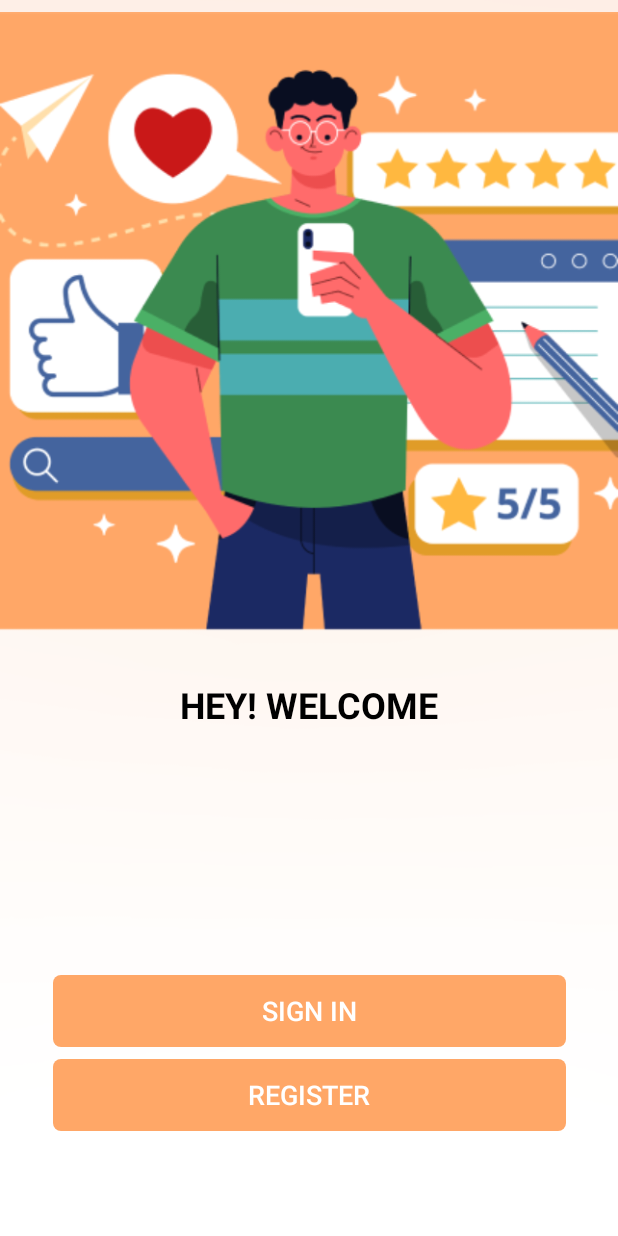
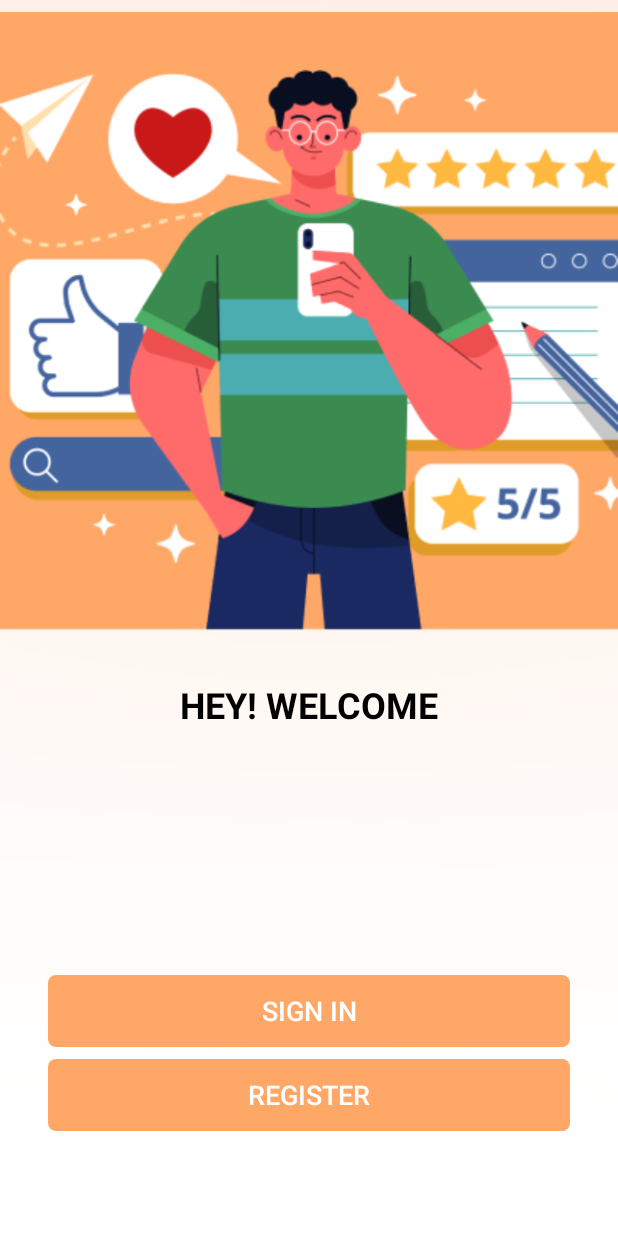
Before and after one commit to hieupham2705/BTL_MXH, an Android app: the screen it shows after launch (RegisterSignInScreen), on a phone screen of 412 x 824 dp. Run offline under Robolectric (Android 15) with nearby library versions, the phone set to English and light mode, and no system bars.

Commit message:
fix code 6 man dau

```diff
--- a/BTL_MXH/app/src/main/res/layout/activity_forgot_password_screen.xml
+++ b/BTL_MXH/app/src/main/res/layout/activity_forgot_password_screen.xml
@@ -74,12 +74,11 @@
         android:layout_width="0dp"
         android:layout_height="wrap_content"
         android:layout_marginTop="16dp"
-        android:layout_marginEnd="32dp"
         android:background="@drawable/borderappcombatbutton"
         android:backgroundTint="@color/orange"
         android:text="@string/submit"
         android:textColor="@color/white"
-        app:layout_constraintEnd_toEndOf="parent"
+        app:layout_constraintEnd_toEndOf="@+id/email_forgot_password"
         app:layout_constraintStart_toStartOf="@+id/email_forgot_password"
         app:layout_constraintTop_toBottomOf="@+id/email_forgot_password" />
 
--- a/BTL_MXH/app/src/main/res/layout/activity_register_screen.xml
+++ b/BTL_MXH/app/src/main/res/layout/activity_register_screen.xml
@@ -137,14 +137,12 @@
         android:layout_width="0dp"
         android:layout_height="wrap_content"
         android:layout_marginTop="16dp"
-        android:layout_marginEnd="32dp"
         android:background="@drawable/borderappcombatbutton"
         android:backgroundTint="@color/orange"
         android:text="@string/create"
         android:textColor="@color/white"
         android:textSize="18dp"
-        app:layout_constraintEnd_toEndOf="parent"
-        app:layout_constraintHorizontal_bias="1.0"
+        app:layout_constraintEnd_toEndOf="@+id/genger_register"
         app:layout_constraintStart_toStartOf="@+id/genger_register"
         app:layout_constraintTop_toBottomOf="@+id/genger_register" />
 </androidx.constraintlayout.widget.ConstraintLayout>
--- a/BTL_MXH/app/src/main/res/layout/activity_register_sign_in_screen.xml
+++ b/BTL_MXH/app/src/main/res/layout/activity_register_sign_in_screen.xml
@@ -14,7 +14,7 @@
         app:layout_constraintEnd_toEndOf="parent"
         app:layout_constraintStart_toStartOf="parent"
         app:layout_constraintTop_toTopOf="parent"
-        app:srcCompat="@drawable/frame6" />
+        app:srcCompat="@drawable/image_register_signin" />
 
     <TextView
         android:id="@+id/textView3"
@@ -31,8 +31,10 @@
 
     <androidx.appcompat.widget.AppCompatButton
         android:id="@+id/sign_in"
-        android:layout_width="342dp"
+        android:layout_width="0dp"
         android:layout_height="wrap_content"
+        android:layout_marginStart="32dp"
+        android:layout_marginEnd="32dp"
         android:layout_marginBottom="8dp"
         android:background="@drawable/borderappcombatbutton"
         android:backgroundTint="@color/orange"
@@ -40,12 +42,12 @@
         android:textColor="@color/white"
         android:textSize="18dp"
         app:layout_constraintBottom_toTopOf="@+id/register"
-        app:layout_constraintEnd_toEndOf="@+id/textView3"
-        app:layout_constraintStart_toStartOf="@+id/textView3" />
+        app:layout_constraintEnd_toEndOf="parent"
+        app:layout_constraintStart_toStartOf="parent" />
 
     <androidx.appcompat.widget.AppCompatButton
         android:id="@+id/register"
-        android:layout_width="342dp"
+        android:layout_width="0dp"
         android:layout_height="wrap_content"
         android:layout_marginBottom="70dp"
         android:background="@drawable/borderappcombatbutton"
--- a/BTL_MXH/app/src/main/res/layout/activity_sign_in_screen.xml
+++ b/BTL_MXH/app/src/main/res/layout/activity_sign_in_screen.xml
@@ -81,7 +81,7 @@
 
     <androidx.appcompat.widget.AppCompatButton
         android:id="@+id/sign_in"
-        android:layout_width="342dp"
+        android:layout_width="0dp"
         android:layout_height="wrap_content"
         android:layout_marginTop="16dp"
         android:background="@drawable/borderappcombatbutton"
@@ -89,12 +89,13 @@
         android:text="SIGN IN"
         android:textColor="@color/white"
         android:textSize="18dp"
+        app:layout_constraintEnd_toEndOf="@+id/password_sign_in"
         app:layout_constraintStart_toStartOf="@+id/remember_me_sign_in"
         app:layout_constraintTop_toBottomOf="@+id/remember_me_sign_in" />
 
     <androidx.appcompat.widget.AppCompatButton
         android:id="@+id/forgot_password_sign_in"
-        android:layout_width="342dp"
+        android:layout_width="0dp"
         android:layout_height="wrap_content"
         android:layout_marginTop="8dp"
         android:background="@drawable/borderappcombatbutton"
@@ -102,6 +103,7 @@
         android:text="@string/forgot_password"
         android:textColor="@color/white"
         android:textSize="18dp"
+        app:layout_constraintEnd_toEndOf="@+id/sign_in"
         app:layout_constraintStart_toStartOf="@+id/sign_in"
         app:layout_constraintTop_toBottomOf="@+id/sign_in" />
 </androidx.constraintlayout.widget.ConstraintLayout>
```
Also changed, not shown: BTL_MXH/app/src/main/res/drawable/hit.png, BTL_MXH/app/src/main/res/drawable/image_register_signin.png (renamed from BTL_MXH/app/src/main/res/drawable/frame6.png).
